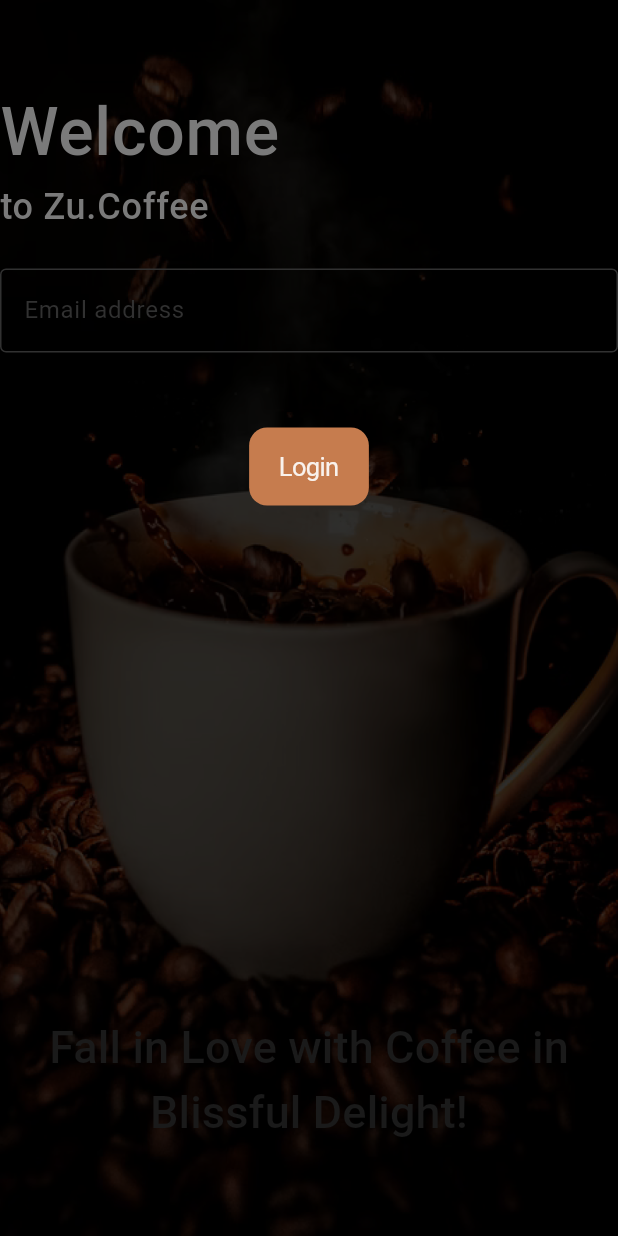
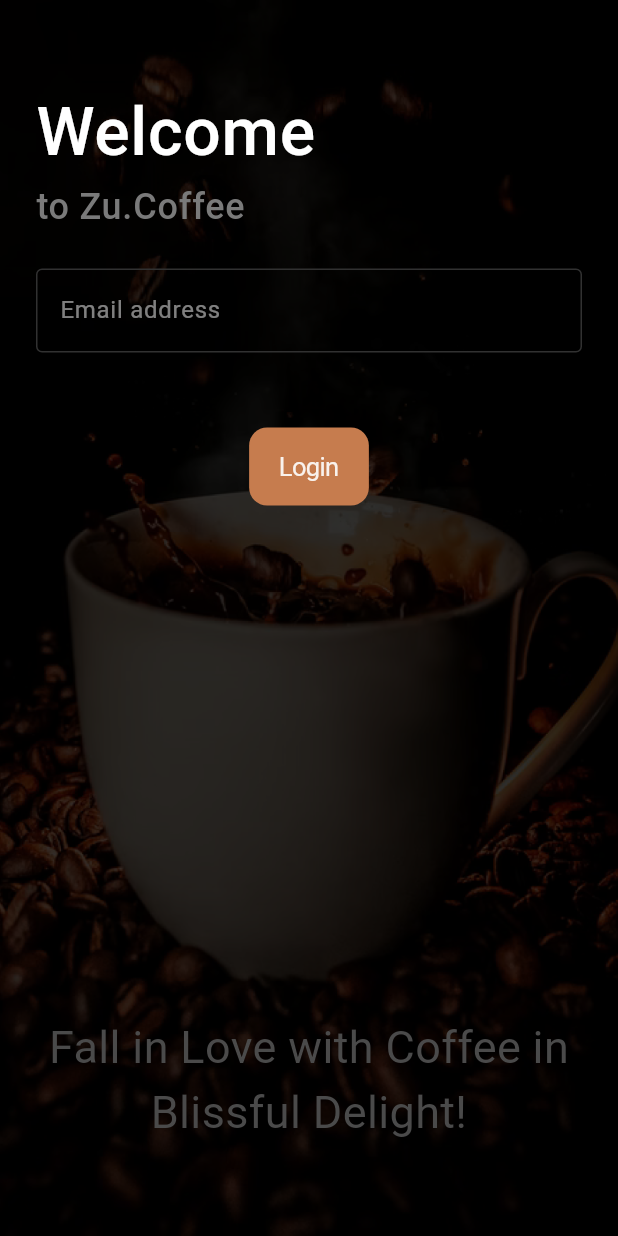
Before and after one commit to AAStarCommunity/zu.coffee, a Flutter app: the screen it shows after launch, on a phone screen of 412 x 824 dp. Run offline on Flutter 3.47's test engine with Material 3 defaults, Android fonts, the light colour scheme and no system bars; our stand-ins replace device_info_plus, dio, flutter_easyloading, flutter_screenutil, freezed_annotation, get and 10 more; missing offline and left inert: eth_sig_util, qr_code_scanner, web3dart, webauthn; accounts and stored records are empty; generated files the repository leaves out were written again; project files that could hold a hidden picture were left out.

Commit message:
enhance UI

```diff
--- a/lib/pages/account/login_page.dart
+++ b/lib/pages/account/login_page.dart
@@ -77,9 +77,11 @@
 
     final decoration = InputDecoration(
       hintText: "mailHint".tr,
+      hintStyle: TextStyle(color: Colors.white.withOpacity(.5)),
       border: OutlineInputBorder()
     );
 
+    final textStyle = TextStyle(color: Colors.white);
     return Scaffold(
       resizeToAvoidBottomInset: false,
       backgroundColor: Colors.black,
@@ -93,15 +95,15 @@
           Row(children: [
             Text.rich(TextSpan(children: [
               TextSpan(text: "Welcome",
-                  style: Theme.of(context).textTheme.labelSmall?.copyWith(fontSize: 44)),
+                  style: Theme.of(context).textTheme.labelSmall?.copyWith(color: Colors.white,fontSize: 44)),
               TextSpan(text: "\nto Zu.Coffee",
                   style: Theme.of(context).textTheme.labelSmall?.copyWith(fontSize: 24))
             ]), textAlign: TextAlign.start)
           ]).marginOnly(top: kToolbarHeight, bottom: 24),
-          Form(key: _emailFormKey, child: TextFormField(controller: _emailCtrl, decoration: decoration, validator: (value) {
+          Form(key: _emailFormKey, child: TextFormField(controller: _emailCtrl, style: textStyle, decoration: decoration, validator: (value) {
             return _validateEmail(value);
           })),
-          if(_pinCodeVisible)Form(key: _pinCodeFormKey, child: TextFormField(controller: _pinCodeCtrl, decoration: decoration.copyWith(hintText: "captureHint".tr)).marginOnly(top: 24)),
+          if(_pinCodeVisible)Form(key: _pinCodeFormKey, child: TextFormField(controller: _pinCodeCtrl, style: textStyle, decoration: decoration.copyWith(hintText: "captureHint".tr)).marginOnly(top: 24)),
           CupertinoButton.filled(onPressed: () {
             FocusScope.of(context).requestFocus(FocusNode());
             _login();
@@ -109,10 +111,10 @@
           Spacer(),
           Text("Fall in Love with Coffee in Blissful Delight!",
               textAlign: TextAlign.center,
-              style: Theme.of(context).textTheme.labelLarge?.copyWith(fontSize: 30)).marginOnly(bottom: 20),
+              style: Theme.of(context).textTheme.bodyMedium?.copyWith(fontSize: 30)).marginOnly(bottom: 20),
           SizedBox(height: context.width * .1)
           // TextButton(onPressed: (){}, child: Center(child: Text("还有没有账号，去注册")))
-        ])),
+        ]).marginSymmetric(horizontal: 24)),
     );
   }
 
--- a/lib/pages/settings/settings_page.dart
+++ b/lib/pages/settings/settings_page.dart
@@ -25,7 +25,7 @@
               child: ListView.separated(physics: NeverScrollableScrollPhysics(), shrinkWrap: true, itemBuilder: (_, index){
                 return items[index];
               }, separatorBuilder: (_, __){
-                return Divider(thickness: .5, height: 0).paddingSymmetric(horizontal: 18);
+                return Divider(thickness: .1, height: 0).paddingSymmetric(horizontal: 18);
               }, itemCount: items.length))
         ])).marginSymmetric(horizontal: 16),
     );
--- a/lib/theme/change_language_page.dart
+++ b/lib/theme/change_language_page.dart
@@ -20,7 +20,7 @@
           Card(child: ListView.separated(
                       itemCount: AppTranslations.supportLanguages.length,
                       separatorBuilder: (_, __) {
-                        return Divider(thickness: .5, height: 0)
+                        return Divider(thickness: .1, height: 0)
                             .paddingSymmetric(horizontal: 18);
                       },
                       itemBuilder: (_, index) {
--- a/lib/theme/change_theme_page.dart
+++ b/lib/theme/change_theme_page.dart
@@ -13,7 +13,7 @@
         appBar: AppBar(backgroundColor: Theme.of(context).scaffoldBackgroundColor, title: Text("theme".tr, style: Theme.of(context).textTheme.titleMedium)),
         body: Column(crossAxisAlignment: CrossAxisAlignment.start, children: [
           Card(child: ListView.separated(itemCount: ThemeModel.themes.length, separatorBuilder: (_, __) {
-          return Divider(thickness: .5, height: 0)
+          return Divider(thickness: .1, height: 0)
               .paddingSymmetric(horizontal: 18);
         }, itemBuilder: (_, index) {
             var model = ThemeModel.themes[index];
--- a/lib/translations/en.dart
+++ b/lib/translations/en.dart
@@ -38,6 +38,9 @@
   "generating": "Generating...",
   "saveSuc": "Save successfully",
   "saveFail": "Save failed",
+  "free": "Free",
+  "enterAmount": "Please enter the transfer amount",
+  "accountEqual": "Payment cannot be made with one account",
   ..._easy_refresh
 };
 
--- a/lib/translations/zh_cn.dart
+++ b/lib/translations/zh_cn.dart
@@ -39,6 +39,9 @@
   "generating": "正在生成",
   "saveSuc": "保存成功",
   "saveFail": "生成长图失败",
+  "free": "免费",
+  "enterAmount": "请输入金额",
+  "accountEqual": "收付款账号不能为同一账户",
   ..._easy_refresh
 };
 
--- a/pubspec.yaml
+++ b/pubspec.yaml
@@ -1,7 +1,7 @@
 name: HexagonWarrior
 description: HexagonWarrior
 publish_to: 'none'
-version: 0.0.1
+version: 0.0.1+2
 
 environment:
   sdk: ^3.2.0
```
Also changed, not shown: lib/pages/profile/my_profile.dart (+4 -3 lines), lib/pages/qrcode/qrcode_page.dart (+6 -5 lines), lib/pages/qrcode/scan_result_page.dart (+34 -10 lines), 3 other files.
